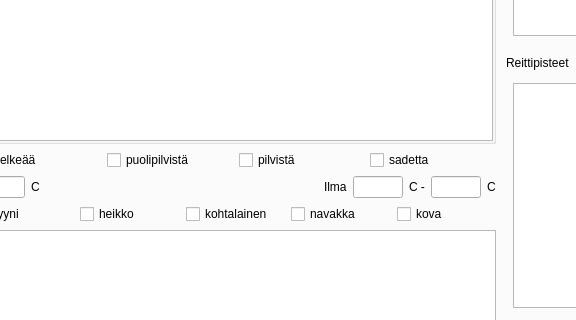
First picture: the form in mainwindow.ui, repository samuliwritescode/uistelupaivakirja-desktop, before the edit; both pictures show x 122 to 698 and y 426 to 746 of the 1045 by 908 pixel window.
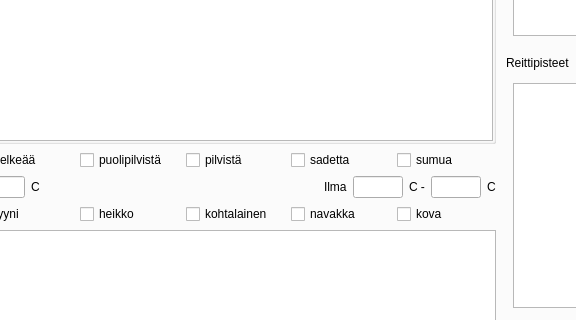
Second picture: the form after the edit. Icons and pictures are not drawn.

```diff
--- a/mainwindow.ui
+++ b/mainwindow.ui
@@ -485,6 +485,13 @@
               </property>
              </widget>
             </item>
+            <item>
+             <widget class="QCheckBox" name="weather_fog">
+              <property name="text">
+               <string>sumua</string>
+              </property>
+             </widget>
+            </item>
            </layout>
           </item>
           <item row="5" column="0">
```
